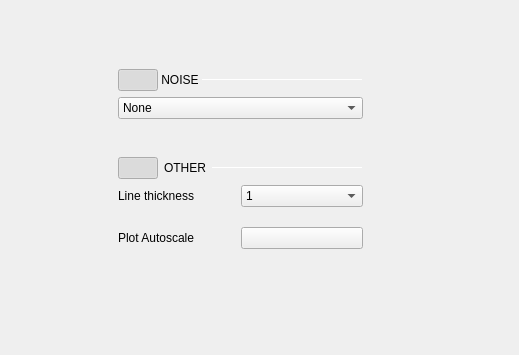
This is ui/signal_generator.ui in analogdevicesinc/scopy as Qt 5 draws it before an edit; both pictures show x 669 to 1188 and y 410 to 765 of the 1188 by 765 pixel window. The edited form follows.
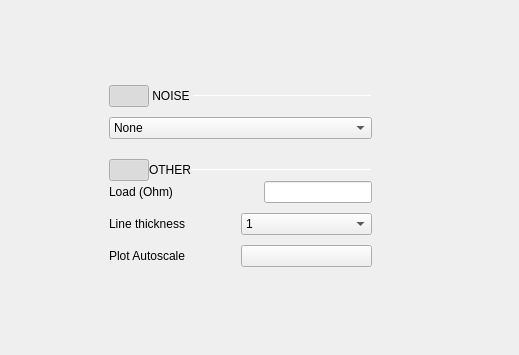
This is the edited form. The open tabs and pages were chosen to show the change. Icons and pictures are not drawn. Custom widgets are drawn as their Qt base class.

Commit message:
SignalGenerator: implemented external load setting
https://github.com/analogdevicesinc/scopy/issues/1154

```diff
--- a/ui/signal_generator.ui
+++ b/ui/signal_generator.ui
@@ -231,7 +231,7 @@
                 <x>0</x>
                 <y>0</y>
                 <width>314</width>
-                <height>604</height>
+                <height>592</height>
                </rect>
               </property>
               <property name="sizePolicy">
@@ -996,19 +996,19 @@
                 <widget class="QWidget" name="wNoiseContainer" native="true">
                  <layout class="QVBoxLayout" name="verticalLayout_14">
                   <property name="spacing">
-                   <number>6</number>
+                   <number>10</number>
                   </property>
                   <property name="leftMargin">
-                   <number>9</number>
+                   <number>0</number>
                   </property>
                   <property name="topMargin">
-                   <number>9</number>
+                   <number>0</number>
                   </property>
                   <property name="rightMargin">
-                   <number>9</number>
+                   <number>0</number>
                   </property>
                   <property name="bottomMargin">
-                   <number>9</number>
+                   <number>0</number>
                   </property>
                   <item>
                    <layout class="QHBoxLayout" name="horizontalLayout_8">
@@ -1159,6 +1159,21 @@
                <item>
                 <widget class="QWidget" name="wAppearanceContainer" native="true">
                  <layout class="QVBoxLayout" name="verticalLayout_13">
+                  <property name="spacing">
+                   <number>0</number>
+                  </property>
+                  <property name="leftMargin">
+                   <number>0</number>
+                  </property>
+                  <property name="topMargin">
+                   <number>0</number>
+                  </property>
+                  <property name="rightMargin">
+                   <number>0</number>
+                  </property>
+                  <property name="bottomMargin">
+                   <number>0</number>
+                  </property>
                   <item>
                    <layout class="QHBoxLayout" name="horizontalLayout_11">
                     <property name="topMargin">
@@ -1236,7 +1251,7 @@
                    <widget class="QWidget" name="wAppearance" native="true">
                     <layout class="QVBoxLayout" name="verticalLayout_6">
                      <property name="spacing">
-                      <number>0</number>
+                      <number>10</number>
                      </property>
                      <property name="leftMargin">
                       <number>0</number>
@@ -1247,33 +1262,59 @@
                      <property name="rightMargin">
                       <number>0</number>
                      </property>
+                     <property name="bottomMargin">
+                      <number>0</number>
+                     </property>
+                     <item>
+                      <layout class="QHBoxLayout" name="horizontalLayout_15">
+                       <property name="spacing">
+                        <number>0</number>
+                       </property>
+                       <property name="topMargin">
+                        <number>0</number>
+                       </property>
+                       <item>
+                        <widget class="QLabel" name="label_11">
+                         <property name="text">
+                          <string>Load (Ohm)</string>
+                         </property>
+                        </widget>
+                       </item>
+                       <item>
+                        <spacer name="horizontalSpacer_7">
+                         <property name="orientation">
+                          <enum>Qt::Horizontal</enum>
+                         </property>
+                         <property name="sizeHint" stdset="0">
+                          <size>
+                           <width>90</width>
+                           <height>20</height>
+                          </size>
+                         </property>
+                        </spacer>
+                       </item>
+                       <item>
+                        <widget class="ExternalLoadLineEdit" name="externalLoad"/>
+                       </item>
+                      </layout>
+                     </item>
                      <item>
                       <layout class="QHBoxLayout" name="horizontalLayout_13">
                        <property name="spacing">
                         <number>0</number>
                        </property>
+                       <property name="topMargin">
+                        <number>0</number>
+                       </property>
                        <property name="bottomMargin">
                         <number>0</number>
                        </property>
                        <item>
-                        <layout class="QVBoxLayout" name="verticalLayout_12">
-                         <property name="spacing">
-                          <number>0</number>
+                        <widget class="QLabel" name="label_10">
+                         <property name="text">
+                          <string>Line thickness</string>
                          </property>
-                         <property name="rightMargin">
-                          <number>0</number>
-                         </property>
-                         <property name="bottomMargin">
-                          <number>0</number>
-                         </property>
-                         <item>
-                          <widget class="QLabel" name="label_10">
-                           <property name="text">
-                            <string>Line thickness</string>
-                           </property>
-                          </widget>
-                         </item>
-                        </layout>
+                        </widget>
                        </item>
                        <item>
                         <widget class="QComboBox" name="cbLineThickness">
@@ -1340,21 +1381,14 @@
                        </item>
                       </layout>
                      </item>
-                     <item>
-                      <spacer name="horizontalSpacer_7">
-                       <property name="orientation">
-                        <enum>Qt::Horizontal</enum>
-                       </property>
-                       <property name="sizeHint" stdset="0">
-                        <size>
-                         <width>40</width>
-                         <height>20</height>
-                        </size>
-                       </property>
-                      </spacer>
-                     </item>
                      <item>
                       <layout class="QHBoxLayout" name="horizontalLayout_16">
+                       <property name="spacing">
+                        <number>0</number>
+                       </property>
+                       <property name="topMargin">
+                        <number>0</number>
+                       </property>
                        <item>
                         <widget class="QLabel" name="label_3">
                          <property name="text">
@@ -1473,6 +1507,11 @@
    <header>math.hpp</header>
    <container>1</container>
   </customwidget>
+  <customwidget>
+   <class>ExternalLoadLineEdit</class>
+   <extends>QLineEdit</extends>
+   <header>gui/externalloadlineedit.h</header>
+  </customwidget>
  </customwidgets>
  <resources/>
  <connections/>
```
Left out of the diff: 2 changed lines with no effect on the pictures. The commit also changes 6 other files.
